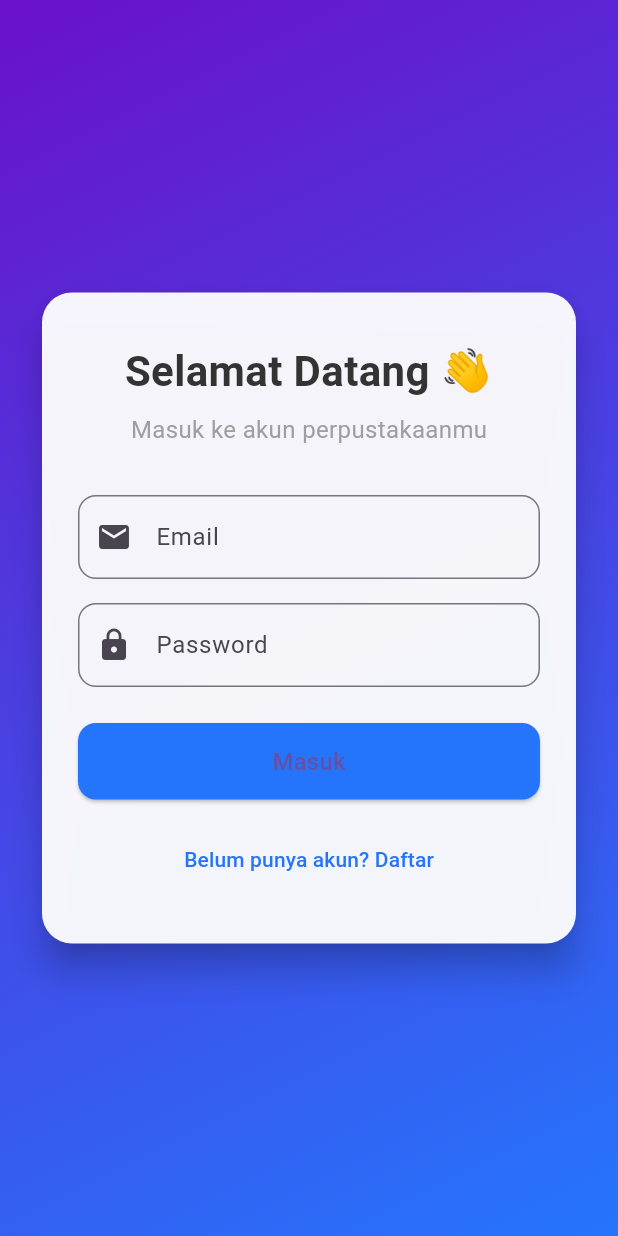
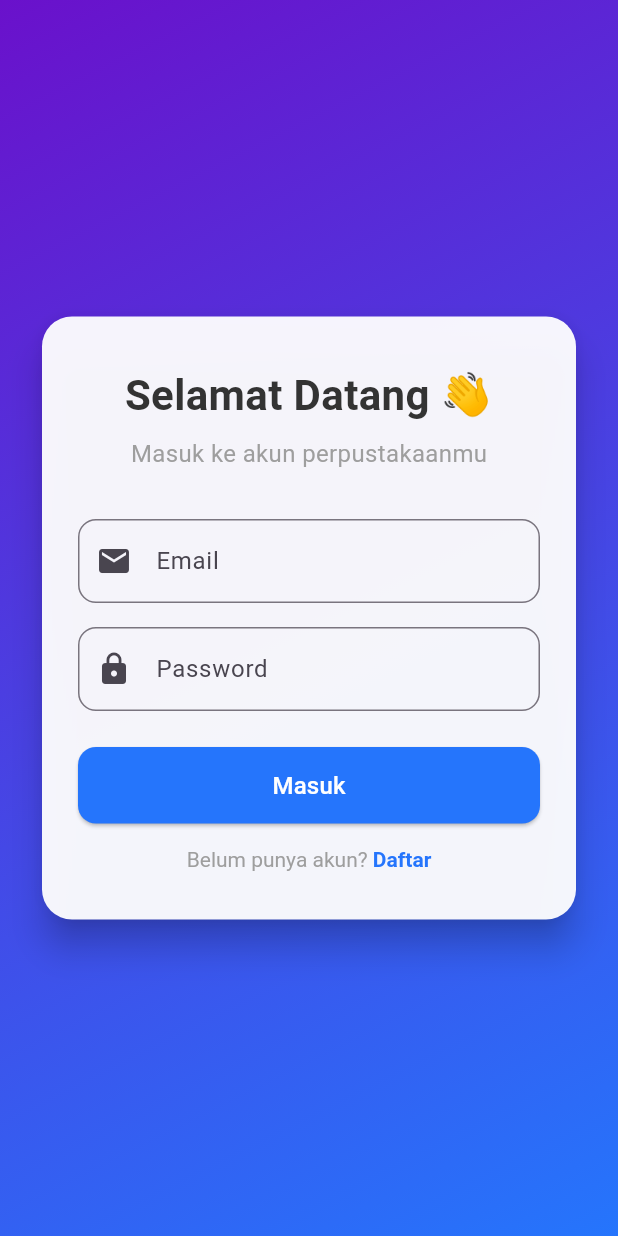
Before and after one commit to Aslamdota/perpustakaan_app, a Flutter app: the screen it shows after launch, on a phone screen of 412 x 824 dp. Run offline on Flutter 3.47's test engine with Material 3 defaults, Android fonts, the phone set to English and light mode, and no system bars; our stand-ins replace shared_preferences.

Commit message:
detail buku

```diff
--- a/lib/screens/login_screen.dart
+++ b/lib/screens/login_screen.dart
@@ -1,4 +1,4 @@
-import 'package:flutter/foundation.dart';
+import 'package:flutter/gestures.dart';
 import 'package:flutter/material.dart';
 import 'package:library_frontend/services/api_service.dart';
 import 'package:library_frontend/screens/home_screen.dart';
@@ -28,8 +28,6 @@ class _LoginScreenState extends State<LoginScreen> {
 
     try {
       final result = await apiService.login(email: email, password: password);
-      if (kDebugMode) print('API Response: $result');
-
       if (result['success']) {
         final token = result['data']['access_token'];
         if (token != null && token.isNotEmpty) {
@@ -102,7 +100,6 @@ class _LoginScreenState extends State<LoginScreen> {
                   borderRadius: BorderRadius.circular(20),
                 ),
                 elevation: 10,
-                // ignore: deprecated_member_use
                 color: Colors.white.withOpacity(0.95),
                 child: Padding(
                   padding: const EdgeInsets.symmetric(
@@ -168,24 +165,36 @@ class _LoginScreenState extends State<LoginScreen> {
                                 onPressed: _handleLogin,
                                 child: const Text(
                                   'Masuk',
-                                  style: TextStyle(fontSize: 16),
+                                  style: TextStyle(
+                                    fontSize: 16,
+                                    color: Colors.white, // Ubah warna teks menjadi putih
+                                  ),
                                 ),
                               ),
                             ),
                       const SizedBox(height: 16),
-                      TextButton(
-                        onPressed: () {
+                      RichText(
+                        text: TextSpan(
+                          text: 'Belum punya akun? ',
+                          style: const TextStyle(color: Colors.grey),
+                          children: [
+                            TextSpan(
+                              text: 'Daftar',
+                              style: const TextStyle(
+                                color: Color(0xFF2575FC),
+                                fontWeight: FontWeight.bold,
+                              ),
+                              recognizer: TapGestureRecognizer()
+                                ..onTap = () {
                                   Navigator.push(
                                     context,
                                     MaterialPageRoute(
-                                builder: (_) => const RegisterScreen()),
+                                      builder: (_) => const RegisterScreen(),
+                                    ),
                                   );
                                 },
-                        child: const Text(
-                          'Belum punya akun? Daftar',
-                          style: TextStyle(
-                            color: Color(0xFF2575FC),
                             ),
+                          ],
                         ),
                       ),
                     ],
```
Also changed, not shown: lib/screens/book_list_screen.dart (+16 -12 lines). Lines whose indentation alone changed are shown as unchanged.
